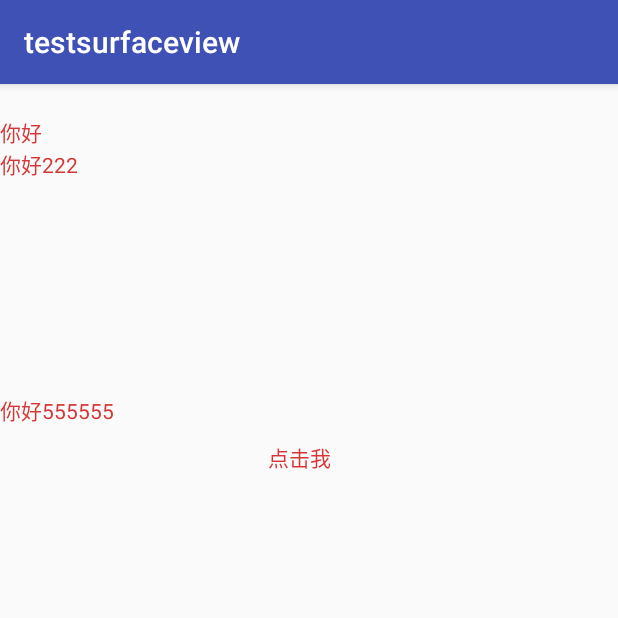
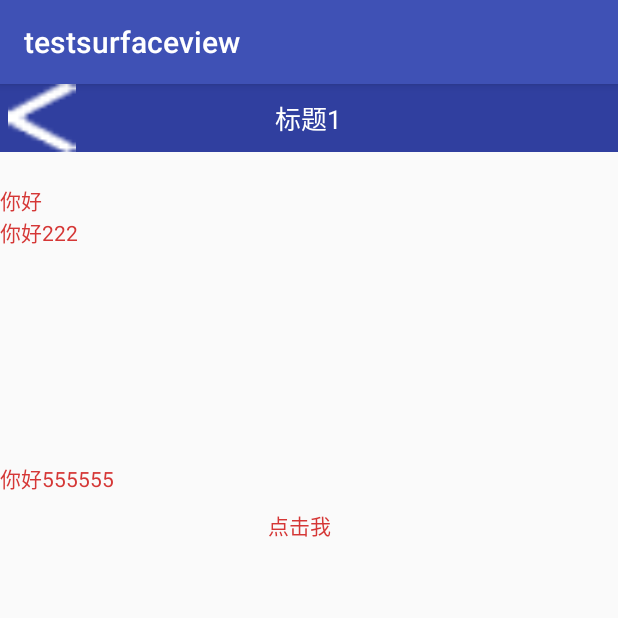
Before and after one commit to xiayu98020214/customView, an Android app: the AnimationActivity screen opened directly, with no data from a screen before it, on a phone screen of 412 x 824 dp, the top half of it. Run offline under Robolectric (Android 15) with nearby library versions, the phone set to English and light mode, and no system bars.

Commit message:
加组合自定义title bar

```diff
--- /dev/null
+++ b/app/src/main/java/com/coinvs/testsurfaceview/CustomTitleBar.java
@@ -0,0 +1,118 @@
+package com.coinvs.testsurfaceview;
+
+import android.content.Context;
+import android.content.res.TypedArray;
+import android.graphics.Color;
+import android.text.TextUtils;
+import android.util.AttributeSet;
+import android.view.LayoutInflater;
+import android.view.View;
+import android.widget.Button;
+import android.widget.RelativeLayout;
+import android.widget.TextView;
+
+/**
+ * Created by Administrator on 2017/9/25.
+ */
+
+public class CustomTitleBar extends RelativeLayout {
+    private Button titleBarLeftBtn;
+    private Button titleBarRightBtn;
+    private TextView titleBarTitle;
+
+    public CustomTitleBar(Context context, AttributeSet attrs) {
+        super(context, attrs);
+        LayoutInflater.from(context).inflate(R.layout.custom_title_bar, this, true);
+        titleBarLeftBtn = (Button) findViewById(R.id.title_bar_left);
+        titleBarRightBtn = (Button) findViewById(R.id.title_bar_right);
+        titleBarTitle = (TextView) findViewById(R.id.title_bar_title);
+
+        TypedArray attributes = context.obtainStyledAttributes(attrs, R.styleable.CustomTitleBar);
+        if (attributes != null) {
+            //处理titleBar背景色
+            int titleBarBackGround = attributes.getResourceId(R.styleable.CustomTitleBar_title_background_color, R.color.colorPrimaryDark);
+            setBackgroundResource(titleBarBackGround);
+            //先处理左边按钮
+            //获取是否要显示左边按钮
+            boolean leftButtonVisible = attributes.getBoolean(R.styleable.CustomTitleBar_left_button_visible, true);
+            if (leftButtonVisible) {
+                titleBarLeftBtn.setVisibility(View.VISIBLE);
+            } else {
+                titleBarLeftBtn.setVisibility(View.INVISIBLE);
+            }
+            //设置左边按钮的文字
+            String leftButtonText = attributes.getString(R.styleable.CustomTitleBar_left_button_text);
+            if (!TextUtils.isEmpty(leftButtonText)) {
+                titleBarLeftBtn.setText(leftButtonText);
+                //设置左边按钮文字颜色
+                int leftButtonTextColor = attributes.getColor(R.styleable.CustomTitleBar_left_button_text_color, Color.WHITE);
+                titleBarLeftBtn.setTextColor(leftButtonTextColor);
+            } else {
+                //设置左边图片icon 这里是二选一 要么只能是文字 要么只能是图片
+                int leftButtonDrawable = attributes.getResourceId(R.styleable.CustomTitleBar_left_button_drawable, R.drawable.titlebar_back_icon);
+                if (leftButtonDrawable != -1) {
+                    titleBarLeftBtn.setBackgroundResource(leftButtonDrawable);
+                }
+            }
+
+            //处理标题
+            //先获取标题是否要显示图片icon
+            int titleTextDrawable = attributes.getResourceId(R.styleable.CustomTitleBar_title_text_drawable, -1);
+            if (titleTextDrawable != -1) {
+                titleBarTitle.setBackgroundResource(titleTextDrawable);
+            } else {
+                //如果不是图片标题 则获取文字标题
+                String titleText = attributes.getString(R.styleable.CustomTitleBar_title_text);
+                if (!TextUtils.isEmpty(titleText)) {
+                    titleBarTitle.setText(titleText);
+                }
+                //获取标题显示颜色
+                int titleTextColor = attributes.getColor(R.styleable.CustomTitleBar_title_text_color, Color.WHITE);
+                titleBarTitle.setTextColor(titleTextColor);
+            }
+
+            //先处理右边按钮
+            //获取是否要显示右边按钮
+            boolean rightButtonVisible = attributes.getBoolean(R.styleable.CustomTitleBar_right_button_visible, true);
+            if (rightButtonVisible) {
+                titleBarRightBtn.setVisibility(View.VISIBLE);
+            } else {
+                titleBarRightBtn.setVisibility(View.INVISIBLE);
+            }
+            //设置右边按钮的文字
+            String rightButtonText = attributes.getString(R.styleable.CustomTitleBar_right_button_text);
+            if (!TextUtils.isEmpty(rightButtonText)) {
+                titleBarRightBtn.setText(rightButtonText);
+                //设置右边按钮文字颜色
+                int rightButtonTextColor = attributes.getColor(R.styleable.CustomTitleBar_right_button_text_color, Color.WHITE);
+                titleBarRightBtn.setTextColor(rightButtonTextColor);
+            } else {
+                //设置右边图片icon 这里是二选一 要么只能是文字 要么只能是图片
+                int rightButtonDrawable = attributes.getResourceId(R.styleable.CustomTitleBar_right_button_drawable, -1);
+                if (rightButtonDrawable != -1) {
+                    titleBarRightBtn.setBackgroundResource(rightButtonDrawable);
+                }
+            }
+            attributes.recycle();
+        }
+    }
+
+    public void setTitleClickListener(OnClickListener onClickListener) {
+        if (onClickListener != null) {
+            titleBarLeftBtn.setOnClickListener(onClickListener);
+            titleBarRightBtn.setOnClickListener(onClickListener);
+        }
+    }
+
+    public Button getTitleBarLeftBtn() {
+        return titleBarLeftBtn;
+    }
+
+    public Button getTitleBarRightBtn() {
+        return titleBarRightBtn;
+    }
+
+    public TextView getTitleBarTitle() {
+        return titleBarTitle;
+    }
+}
--- a/app/src/main/res/layout/activity_animation.xml
+++ b/app/src/main/res/layout/activity_animation.xml
@@ -1,7 +1,17 @@
 <?xml version="1.0" encoding="utf-8"?>
 <LinearLayout xmlns:android="http://schemas.android.com/apk/res/android"
-    android:orientation="vertical" android:layout_width="match_parent"
-    android:layout_height="match_parent">
+              xmlns:app="http://schemas.android.com/apk/res-auto"
+              android:orientation="vertical"
+              android:layout_width="match_parent"
+              android:layout_height="match_parent">
+
+
+    <com.coinvs.testsurfaceview.CustomTitleBar
+        android:layout_width="match_parent"
+        android:layout_height="wrap_content"
+        app:title_text="标题1">
+
+    </com.coinvs.testsurfaceview.CustomTitleBar>
 
     <TextView
         android:id="@+id/text"
--- /dev/null
+++ b/app/src/main/res/layout/custom_title_bar.xml
@@ -0,0 +1,36 @@
+<?xml version="1.0" encoding="utf-8"?>
+<merge xmlns:android="http://schemas.android.com/apk/res/android">
+
+    <Button
+        android:id="@+id/title_bar_left"
+        android:layout_width="wrap_content"
+        android:layout_height="wrap_content"
+        android:layout_alignParentLeft="true"
+        android:layout_centerVertical="true"
+        android:layout_marginLeft="5dp"
+        android:background="@null"
+        android:minHeight="45dp"
+        android:minWidth="45dp"
+        android:textSize="14sp" />
+
+    <TextView
+        android:id="@+id/title_bar_title"
+        android:layout_width="wrap_content"
+        android:layout_height="wrap_content"
+        android:layout_centerInParent="true"
+        android:singleLine="true"
+        android:textSize="17sp" />
+
+    <Button
+        android:id="@+id/title_bar_right"
+        android:layout_width="wrap_content"
+        android:layout_height="wrap_content"
+        android:layout_alignParentRight="true"
+        android:layout_centerVertical="true"
+        android:layout_marginRight="7dp"
+        android:background="@null"
+        android:minHeight="45dp"
+        android:minWidth="45dp"
+        android:textSize="14sp" />
+
+</merge>
```
Also changed, not shown: app/src/main/res/values/attrs.xml (added, +17 -0 lines), app/src/main/res/drawable-xxxhdpi/titlebar_back_icon.png (added).
